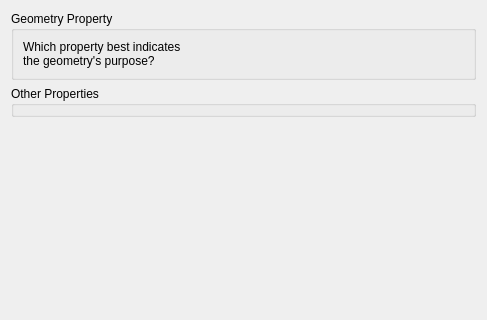
Old version of the form src/qt-widgets/CreateFeatureDialogUi.ui in the repository GPlates/GPlates; both pictures show x 0 to 487 and y 0 to 320 of the 487 by 600 pixel window.
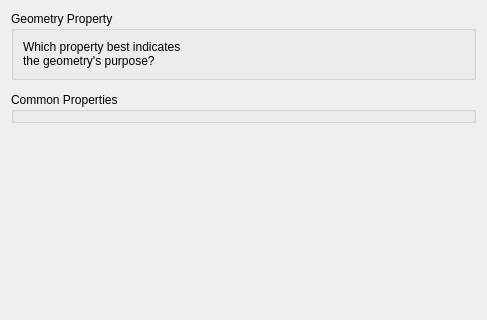
New version of the form. The open tabs and pages were chosen to show the change. Icons and pictures are not drawn.

```diff
--- a/src/qt-widgets/CreateFeatureDialogUi.ui
+++ b/src/qt-widgets/CreateFeatureDialogUi.ui
@@ -47,9 +47,9 @@
        </item>
       </layout>
      </widget>
-     <widget class="QWidget" name="page_feature_properties" >
-      <layout class="QVBoxLayout" >
-       <property name="margin" >
+     <widget class="QWidget" name="page_common_properties">
+      <layout class="QVBoxLayout">
+       <property name="margin">
         <number>0</number>
        </property>
        <item>
@@ -103,9 +103,12 @@
         </widget>
        </item>
        <item>
-        <widget class="QGroupBox" name="groupbox_properties" >
-         <property name="title" >
-          <string>Other Properties</string>
+        <widget class="QWidget" name="widget_custom_geometry_placeholder" native="true"/>
+       </item>
+       <item>
+        <widget class="QGroupBox" name="groupbox_common_properties">
+         <property name="title">
+          <string>Common Properties</string>
          </property>
         </widget>
        </item>
```
Left out of the diff: 129 changed lines with no effect on the pictures.
